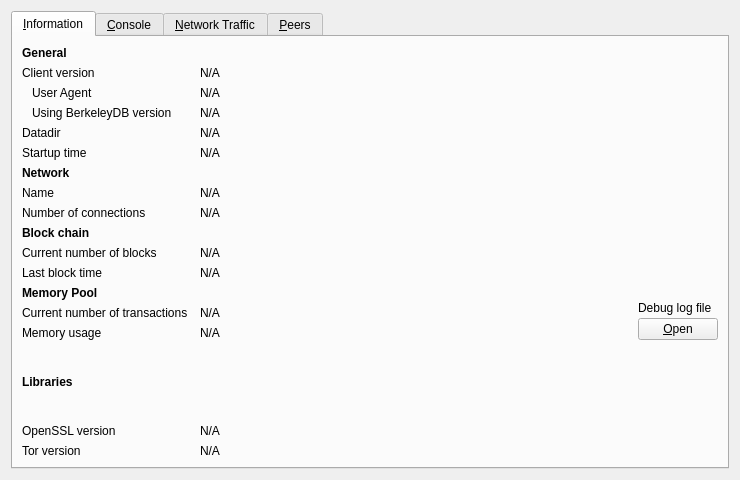
Qt form src/qt/forms/debugwindow.ui (vergecurrency/verge) before a commit.
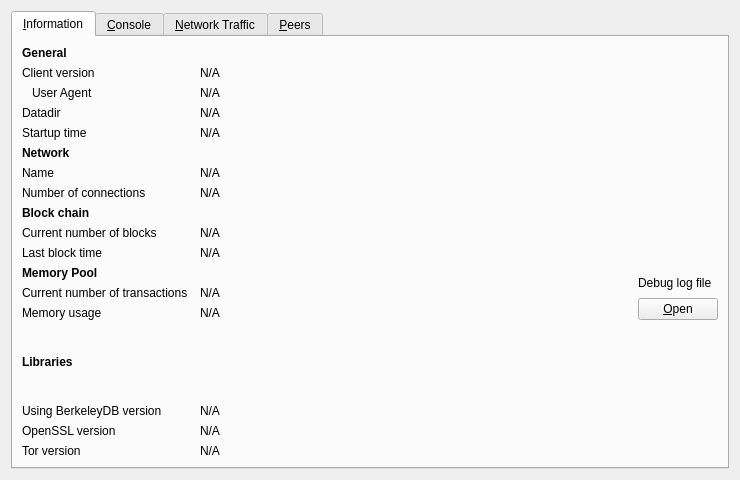
The same form after that commit. Icons and pictures are not drawn. Custom widgets are drawn as their Qt base class.

Commit message: qt: align BerkeleyDB label in debug libraries section

Diff of the .ui file:
```diff
--- a/src/qt/forms/debugwindow.ui
+++ b/src/qt/forms/debugwindow.ui
@@ -27,6 +27,9 @@
        <property name="horizontalSpacing">
         <number>12</number>
        </property>
+       <property name="verticalSpacing">
+        <number>6</number>
+       </property>
        <item row="0" column="0">
         <widget class="QLabel" name="label_9">
          <property name="font">
@@ -89,17 +92,14 @@
          </property>
         </widget>
        </item>
-       <item row="3" column="0">
-        <widget class="QLabel" name="label_berkeleyDBVersion">
+       <item row="16" column="0">
+       <widget class="QLabel" name="label_berkeleyDBVersion">
          <property name="text">
           <string>Using BerkeleyDB version</string>
          </property>
-         <property name="indent">
-          <number>10</number>
-         </property>
         </widget>
        </item>
-       <item row="3" column="1" colspan="2">
+       <item row="16" column="1" colspan="2">
         <widget class="QLabel" name="berkeleyDBVersion">
          <property name="cursor">
           <cursorShape>IBeamCursor</cursorShape>
@@ -354,14 +354,14 @@
          </property>
         </widget>
        </item>
-       <item row="16" column="0">
+       <item row="17" column="0">
         <widget class="QLabel" name="labelOpenSSLVersion">
          <property name="text">
           <string>OpenSSL version</string>
          </property>
         </widget>
        </item>
-       <item row="16" column="1" colspan="2">
+       <item row="17" column="1" colspan="2">
         <widget class="QLabel" name="opensslVersion">
          <property name="cursor">
           <cursorShape>IBeamCursor</cursorShape>
@@ -377,14 +377,14 @@
          </property>
         </widget>
        </item>
-       <item row="17" column="0">
+       <item row="18" column="0">
         <widget class="QLabel" name="labelTorVersion">
          <property name="text">
           <string>Tor version</string>
          </property>
         </widget>
        </item>
-       <item row="17" column="1" colspan="2">
+       <item row="18" column="1" colspan="2">
         <widget class="QLabel" name="torVersion">
          <property name="cursor">
           <cursorShape>IBeamCursor</cursorShape>
@@ -406,10 +406,13 @@
           <number>3</number>
          </property>
          <item>
-          <spacer name="verticalSpacer_2">
+         <spacer name="verticalSpacer_2">
            <property name="orientation">
             <enum>Qt::Vertical</enum>
            </property>
+           <property name="sizeType">
+            <enum>QSizePolicy::Fixed</enum>
+           </property>
            <property name="sizeHint" stdset="0">
             <size>
              <width>10</width>
```
